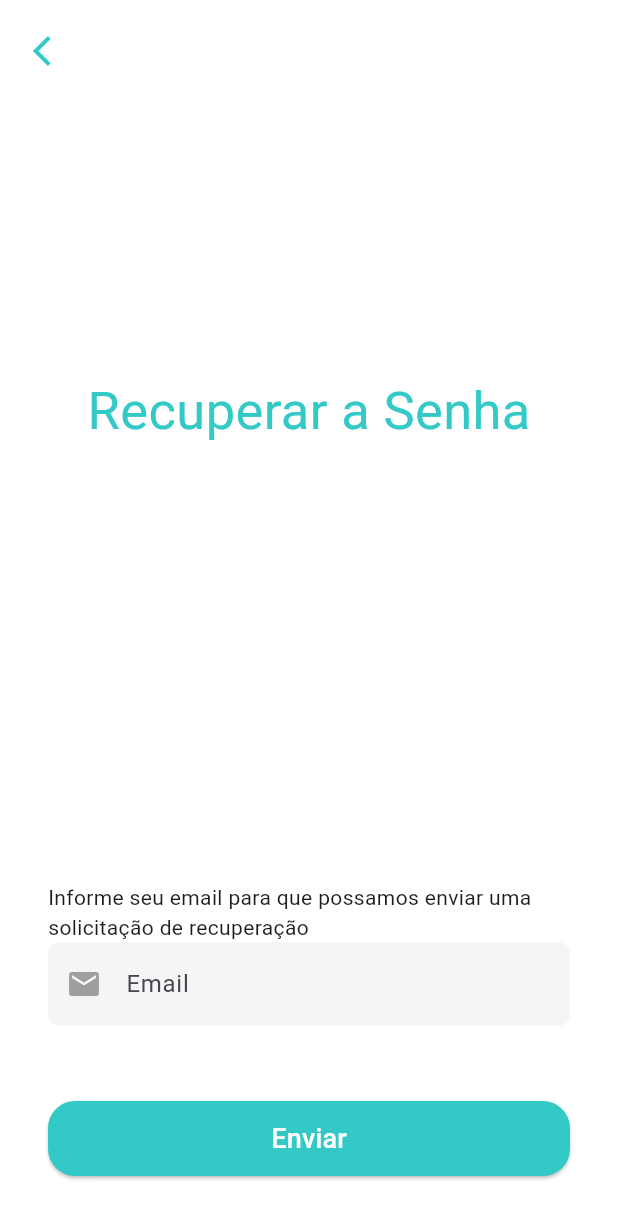
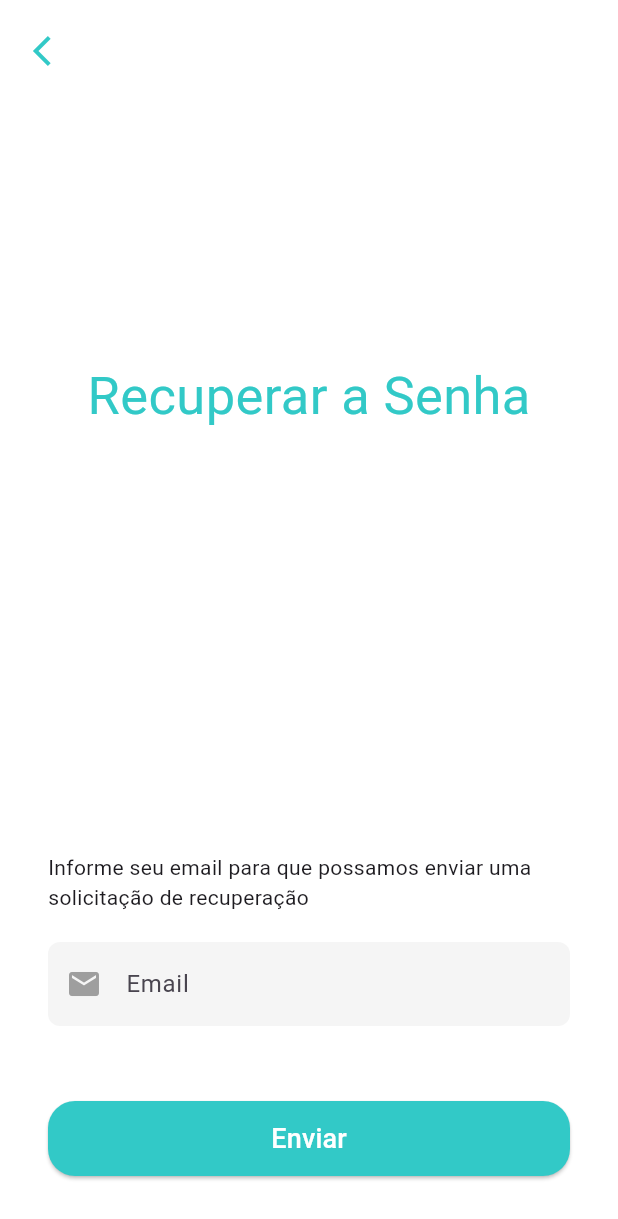
Before and after one commit to netoids/ChatbotWithLLM-Flutter, a Flutter app: the Forgotpassword screen opened by its route, on a phone screen of 412 x 824 dp. Shown: the top 1219 px of the screen. Run offline on Flutter 3.47's test engine with Material 3 defaults, Android fonts, the phone set to English and light mode, and no system bars; our stand-ins replace cloud_firestore, dio, firebase_auth, firebase_core, google_generative_ai, mask_text_input_formatter; accounts and stored records are empty.

Commit message:
Ui changes
Ajustes na tela 'Esqueci minha senha'

```diff
--- a/dsi_app/lib/src/shared/custom_text_field.dart
+++ b/dsi_app/lib/src/shared/custom_text_field.dart
@@ -1,3 +1,5 @@
+// ignore_for_file: must_be_immutable
+
 import 'package:flutter/material.dart';
 
 class CustomTextField extends StatefulWidget {
--- a/dsi_app/lib/src/view/forgot_password.dart
+++ b/dsi_app/lib/src/view/forgot_password.dart
@@ -51,8 +51,11 @@ class _ForgotPasswordState extends State<Forgotpassword> {
 
                       // EMAIL
                       children: [
-                        const Text(
-                            'Informe seu email para que possamos enviar uma solicitação de recuperação'),
+                        Padding(
+                          padding: const EdgeInsets.only(bottom: 20),
+                          child: const Text(
+                              'Informe seu email para que possamos enviar uma solicitação de recuperação'),
+                        ),
                         // EMAIL
                         CustomTextField(
                           hint: 'Digite o Email para recuperação',
```
